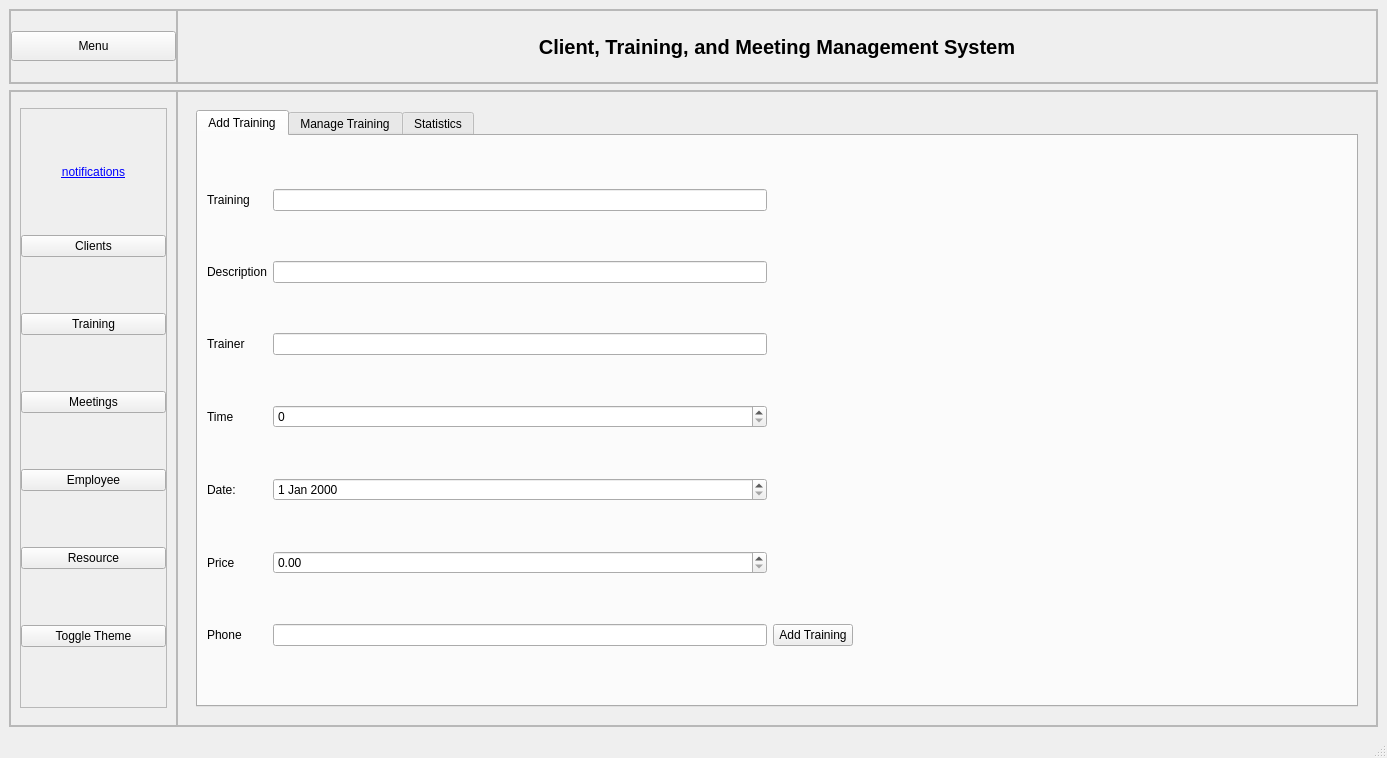
First picture: the form in ui/mainwindow/mainwindow.ui, repository Hyujnn54/Advisio-Management-System, before the edit.
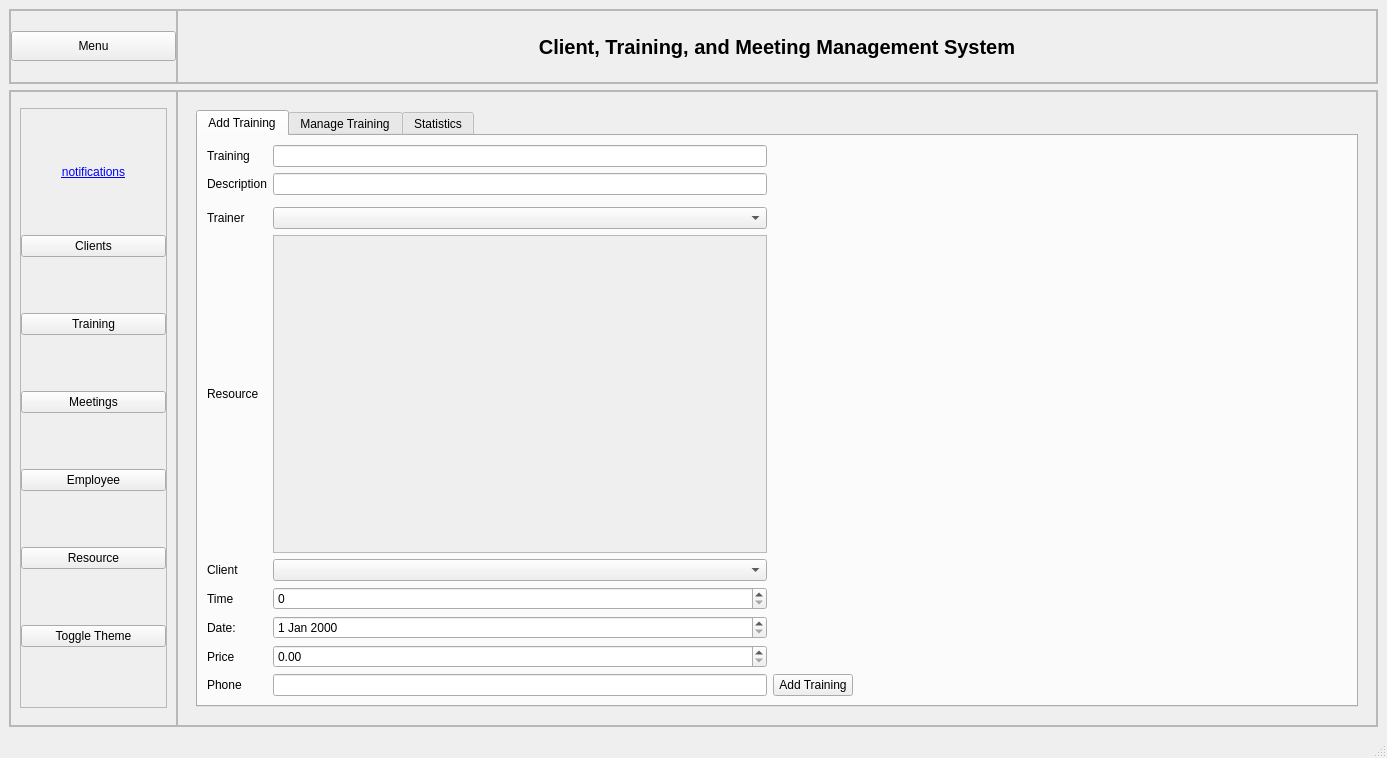
Second picture: the form after the edit. The open tabs and pages were chosen to show the change. Custom widgets are drawn as their Qt base class.

Patch:
```diff
--- a/ui/mainwindow/mainwindow.ui
+++ b/ui/mainwindow/mainwindow.ui
@@ -343,7 +343,7 @@
           <item>
            <widget class="QStackedWidget" name="mainStackedWidget">
             <property name="currentIndex">
-             <number>4</number>
+             <number>1</number>
             </property>
             <widget class="QWidget" name="clientPage">
              <layout class="QVBoxLayout" name="clientPageLayout">
@@ -739,7 +739,7 @@
               <item>
                <widget class="QTabWidget" name="trainingTabWidget">
                 <property name="currentIndex">
-                 <number>2</number>
+                 <number>0</number>
                 </property>
                 <widget class="QWidget" name="trainingAddTab">
                  <property name="contextMenuPolicy">
@@ -749,16 +749,29 @@
                   <string>Add Training</string>
                  </attribute>
                  <layout class="QGridLayout" name="trainingAddGridLayout">
-                  <item row="1" column="2">
-                   <widget class="QLineEdit" name="trainingDescriptionInput"/>
+                  <item row="7" column="2">
+                   <widget class="QDateEdit" name="trainingDateEdit"/>
                   </item>
-                  <item row="5" column="0">
+                  <item row="3" column="2">
+                   <widget class="QLabel" name="trainingTrainerComboBoxLabel">
+                    <property name="text">
+                     <string>Trainer (Employee)</string>
+                    </property>
+                   </widget>
+                  </item>
+                  <item row="3" column="2">
+                   <widget class="QComboBox" name="trainingTrainerComboBox"/>
+                  </item>
+                  <item row="8" column="0">
                    <widget class="QLabel" name="trainingPriceLabel">
                     <property name="text">
                      <string>Price</string>
                     </property>
                    </widget>
                   </item>
+                  <item row="1" column="2">
+                   <widget class="QLineEdit" name="trainingDescriptionInput"/>
+                  </item>
                   <item row="1" column="0">
                    <widget class="QLabel" name="trainingDescriptionLabel">
                     <property name="text">
@@ -766,46 +779,44 @@
                     </property>
                    </widget>
                   </item>
-                  <item row="4" column="2">
-                   <widget class="QDateEdit" name="trainingDateEdit"/>
-                  </item>
-                  <item row="3" column="0">
-                   <widget class="QLabel" name="trainingTimeLabel">
-                    <property name="text">
-                     <string>Time</string>
-                    </property>
-                   </widget>
-                  </item>
-                  <item row="6" column="2">
+                  <item row="9" column="2">
                    <widget class="QLineEdit" name="trainingPhoneNumberInput"/>
                   </item>
-                  <item row="2" column="2">
-                   <widget class="QLineEdit" name="trainingTrainerInput"/>
-                  </item>
-                  <item row="5" column="2">
-                   <widget class="QDoubleSpinBox" name="trainingPriceSpinBox"/>
-                  </item>
-                  <item row="2" column="0">
+                  <item row="3" column="0">
                    <widget class="QLabel" name="trainingTrainerLabel">
                     <property name="text">
                      <string>Trainer</string>
                     </property>
                    </widget>
                   </item>
-                  <item row="4" column="0">
+                  <item row="0" column="0">
+                   <widget class="QLabel" name="trainingNameLabel">
+                    <property name="text">
+                     <string>Training</string>
+                    </property>
+                   </widget>
+                  </item>
+                  <item row="7" column="0">
                    <widget class="QLabel" name="trainingDateLabel">
                     <property name="text">
                      <string>Date:</string>
                     </property>
                    </widget>
                   </item>
-                  <item row="3" column="2">
-                   <widget class="QSpinBox" name="trainingTimeSpinBox"/>
+                  <item row="8" column="2">
+                   <widget class="QDoubleSpinBox" name="trainingPriceSpinBox"/>
+                  </item>
+                  <item row="9" column="0">
+                   <widget class="QLabel" name="trainingPhoneLabel">
+                    <property name="text">
+                     <string>Phone</string>
+                    </property>
+                   </widget>
                   </item>
                   <item row="0" column="2">
                    <widget class="QLineEdit" name="trainingNameInput"/>
                   </item>
-                  <item row="0" column="5" rowspan="7">
+                  <item row="0" column="5" rowspan="10">
                    <spacer name="trainingAddHorizontalSpacer">
                     <property name="orientation">
                      <enum>Qt::Orientation::Horizontal</enum>
@@ -818,27 +829,58 @@
                     </property>
                    </spacer>
                   </item>
-                  <item row="0" column="0">
-                   <widget class="QLabel" name="trainingNameLabel">
+                  <item row="6" column="0">
+                   <widget class="QLabel" name="trainingTimeLabel">
                     <property name="text">
-                     <string>Training</string>
+                     <string>Time</string>
                     </property>
                    </widget>
                   </item>
-                  <item row="6" column="3">
+                  <item row="6" column="2">
+                   <widget class="QSpinBox" name="trainingTimeSpinBox"/>
+                  </item>
+                  <item row="9" column="3">
                    <widget class="QPushButton" name="trainingAddButton">
                     <property name="text">
                      <string>Add Training</string>
                     </property>
                    </widget>
                   </item>
-                  <item row="6" column="0">
-                   <widget class="QLabel" name="trainingPhoneLabel">
+                  <item row="5" column="0">
+                   <widget class="QLabel" name="trainingClientComboBoxLabel">
                     <property name="text">
-                     <string>Phone</string>
+                     <string>Client</string>
                     </property>
                    </widget>
                   </item>
+                  <item row="5" column="2">
+                   <widget class="QComboBox" name="trainingClientComboBox"/>
+                  </item>
+                  <item row="4" column="0">
+                   <widget class="QLabel" name="trainingResourceComboBoxLabel">
+                    <property name="text">
+                     <string>Resource</string>
+                    </property>
+                   </widget>
+                  </item>
+                  <item row="4" column="2">
+                   <widget class="QScrollArea" name="trainingResourceScrollArea">
+                    <property name="widgetResizable">
+                     <bool>true</bool>
+                    </property>
+                    <widget class="QWidget" name="trainingResourceScrollWidget">
+                     <property name="geometry">
+                      <rect>
+                       <x>0</x>
+                       <y>0</y>
+                       <width>489</width>
+                       <height>304</height>
+                      </rect>
+                     </property>
+                     <layout class="QVBoxLayout" name="trainingResourceVBoxLayout"/>
+                    </widget>
+                   </widget>
+                  </item>
                  </layout>
                 </widget>
                 <widget class="QWidget" name="trainingManageTab">
@@ -1058,7 +1100,7 @@
               <item>
                <widget class="QTabWidget" name="meetingTabWidget">
                 <property name="currentIndex">
-                 <number>3</number>
+                 <number>0</number>
                 </property>
                 <widget class="QWidget" name="meetingAddTab">
                  <attribute name="title">
@@ -1083,7 +1125,7 @@
                    </widget>
                   </item>
                   <item row="1" column="2">
-                   <widget class="QLineEdit" name="meetingOrganiserInput"/>
+                   <widget class="QComboBox" name="meetingOrganiserComboBox"/>
                   </item>
                   <item row="2" column="0">
                    <widget class="QLabel" name="meetingParticipantLabel">
@@ -1093,7 +1135,7 @@
                    </widget>
                   </item>
                   <item row="2" column="2">
-                   <widget class="QLineEdit" name="meetingParticipantInput"/>
+                   <widget class="QComboBox" name="meetingParticipantComboBox"/>
                   </item>
                   <item row="3" column="0">
                    <widget class="QLabel" name="meetingAgendaLabel">
@@ -1148,6 +1190,24 @@
                     </property>
                    </widget>
                   </item>
+                  <item row="7" column="2">
+                   <widget class="QScrollArea" name="meetingResourceScrollArea">
+                    <property name="widgetResizable">
+                     <bool>true</bool>
+                    </property>
+                    <widget class="QWidget" name="meetingResourceScrollWidget">
+                     <property name="geometry">
+                      <rect>
+                       <x>0</x>
+                       <y>0</y>
+                       <width>523</width>
+                       <height>336</height>
+                      </rect>
+                     </property>
+                     <layout class="QVBoxLayout" name="meetingResourceVBoxLayout"/>
+                    </widget>
+                   </widget>
+                  </item>
                   <item row="0" column="3" rowspan="7">
                    <spacer name="meetingAddHorizontalSpacer">
                     <property name="orientation">
```
